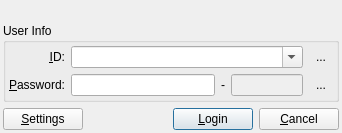
Qt form src/gui/login/logindlg.ui (ihehui/HHSharedLibs) before a commit.
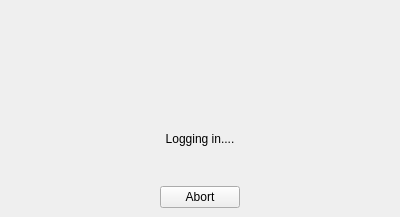
The same form after that commit. The open tabs and pages were chosen to show the change. Icons and pictures are not drawn.

```diff
--- a/src/gui/login/logindlg.ui
+++ b/src/gui/login/logindlg.ui
@@ -7,8 +7,8 @@
    <rect>
     <x>0</x>
     <y>0</y>
-    <width>406</width>
-    <height>197</height>
+    <width>400</width>
+    <height>217</height>
    </rect>
   </property>
   <property name="sizePolicy">
@@ -33,26 +33,39 @@
   <property name="sizeGripEnabled">
    <bool>false</bool>
   </property>
-  <layout class="QGridLayout" name="gridLayout">
-   <property name="sizeConstraint">
-    <enum>QLayout::SetFixedSize</enum>
-   </property>
+  <layout class="QVBoxLayout" name="verticalLayout">
    <property name="leftMargin">
-    <number>3</number>
+    <number>0</number>
    </property>
    <property name="topMargin">
-    <number>3</number>
+    <number>0</number>
    </property>
    <property name="rightMargin">
-    <number>3</number>
+    <number>0</number>
    </property>
    <property name="bottomMargin">
-    <number>3</number>
+    <number>0</number>
    </property>
-   <property name="spacing">
-    <number>6</number>
-   </property>
-   <item row="0" column="0">
+   <item>
+    <widget class="QStackedWidget" name="stackedWidget">
+     <property name="currentIndex">
+      <number>0</number>
+     </property>
+     <widget class="QWidget" name="pageUserInfo">
+      <layout class="QVBoxLayout" name="verticalLayout_3">
+       <property name="leftMargin">
+        <number>0</number>
+       </property>
+       <property name="topMargin">
+        <number>0</number>
+       </property>
+       <property name="rightMargin">
+        <number>0</number>
+       </property>
+       <property name="bottomMargin">
+        <number>0</number>
+       </property>
+       <item>
     <widget class="QLabel" name="logoLabel">
      <property name="text">
       <string/>
@@ -65,7 +78,21 @@
      </property>
     </widget>
    </item>
-   <item row="1" column="0">
+       <item>
+        <layout class="QVBoxLayout" name="verticalLayout_2">
+         <property name="leftMargin">
+          <number>9</number>
+         </property>
+         <property name="topMargin">
+          <number>9</number>
+         </property>
+         <property name="rightMargin">
+          <number>9</number>
+         </property>
+         <property name="bottomMargin">
+          <number>9</number>
+         </property>
+         <item>
     <widget class="QGroupBox" name="userInfoGB">
      <property name="sizePolicy">
       <sizepolicy hsizetype="Expanding" vsizetype="Preferred">
@@ -82,22 +109,7 @@
      <property name="checked">
       <bool>false</bool>
      </property>
-     <layout class="QGridLayout">
-      <property name="leftMargin">
-       <number>3</number>
-      </property>
-      <property name="topMargin">
-       <number>3</number>
-      </property>
-      <property name="rightMargin">
-       <number>3</number>
-      </property>
-      <property name="bottomMargin">
-       <number>3</number>
-      </property>
-      <property name="spacing">
-       <number>6</number>
-      </property>
+           <layout class="QGridLayout" name="userinfolayout">
       <item row="0" column="0">
        <widget class="QLabel" name="userIDLabel">
         <property name="text">
@@ -222,7 +234,7 @@
      </layout>
     </widget>
    </item>
-   <item row="2" column="0">
+         <item>
     <layout class="QHBoxLayout" name="buttonHBoxLayout">
      <property name="spacing">
       <number>6</number>
@@ -247,7 +259,7 @@
       </widget>
      </item>
      <item>
-      <spacer>
+            <spacer name="spacer">
        <property name="orientation">
         <enum>Qt::Horizontal</enum>
        </property>
@@ -285,16 +297,92 @@
     </layout>
    </item>
   </layout>
- </widget>
- <tabstops>
-  <tabstop>userIDComboBox</tabstop>
-  <tabstop>passwordLineEdit</tabstop>
-  <tabstop>lineEditAuthenticode</tabstop>
-  <tabstop>pushButtonLogin</tabstop>
-  <tabstop>pushButtonCancel</tabstop>
-  <tabstop>toolButtonUser</tabstop>
-  <tabstop>toolButtonKey</tabstop>
- </tabstops>
+       </item>
+      </layout>
+     </widget>
+     <widget class="QWidget" name="pageLoggingIn">
+      <layout class="QVBoxLayout" name="verticalLayout_4">
+       <item>
+        <widget class="QLabel" name="labelTop">
+         <property name="sizePolicy">
+          <sizepolicy hsizetype="Expanding" vsizetype="Expanding">
+           <horstretch>0</horstretch>
+           <verstretch>0</verstretch>
+          </sizepolicy>
+         </property>
+         <property name="text">
+          <string/>
+         </property>
+         <property name="pixmap">
+          <pixmap resource="../gui.qrc">:/resources/images/login.png</pixmap>
+         </property>
+         <property name="alignment">
+          <set>Qt::AlignCenter</set>
+         </property>
+        </widget>
+       </item>
+       <item>
+        <widget class="QLabel" name="labelBottom">
+         <property name="sizePolicy">
+          <sizepolicy hsizetype="Expanding" vsizetype="Expanding">
+           <horstretch>0</horstretch>
+           <verstretch>0</verstretch>
+          </sizepolicy>
+         </property>
+         <property name="text">
+          <string>Logging in....</string>
+         </property>
+         <property name="scaledContents">
+          <bool>true</bool>
+         </property>
+         <property name="alignment">
+          <set>Qt::AlignCenter</set>
+         </property>
+        </widget>
+       </item>
+       <item>
+        <layout class="QHBoxLayout" name="horizontalLayout">
+         <item>
+          <spacer name="horizontalSpacer">
+           <property name="orientation">
+            <enum>Qt::Horizontal</enum>
+           </property>
+           <property name="sizeHint" stdset="0">
+            <size>
+             <width>40</width>
+             <height>20</height>
+            </size>
+           </property>
+          </spacer>
+         </item>
+         <item>
+          <widget class="QPushButton" name="pushButtonAbort">
+           <property name="text">
+            <string>Abort</string>
+           </property>
+          </widget>
+         </item>
+         <item>
+          <spacer name="horizontalSpacer_2">
+           <property name="orientation">
+            <enum>Qt::Horizontal</enum>
+           </property>
+           <property name="sizeHint" stdset="0">
+            <size>
+             <width>40</width>
+             <height>20</height>
+            </size>
+           </property>
+          </spacer>
+         </item>
+        </layout>
+       </item>
+      </layout>
+     </widget>
+    </widget>
+   </item>
+  </layout>
+ </widget>
  <resources>
   <include location="../gui.qrc"/>
   <include location="../gui.qrc"/>
```
Left out of the diff: 3 changed lines with no effect on the pictures. Lines whose indentation alone changed are shown as unchanged.
